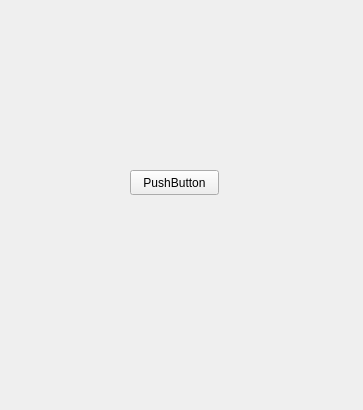
Above: interface/main.ui from PashaKopka/linux_bufer before the change. Below: the same form after it.
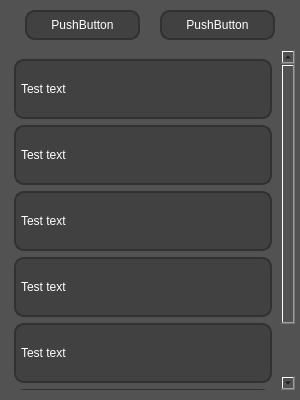
That is the form after the change.

Commit message: first normal interface and some refactoring

The edit to the form file:
```diff
--- a/interface/main.ui
+++ b/interface/main.ui
@@ -6,26 +6,453 @@
    <rect>
     <x>0</x>
     <y>0</y>
-    <width>363</width>
-    <height>410</height>
+    <width>300</width>
+    <height>400</height>
    </rect>
   </property>
+  <property name="minimumSize">
+   <size>
+    <width>300</width>
+    <height>400</height>
+   </size>
+  </property>
+  <property name="maximumSize">
+   <size>
+    <width>300</width>
+    <height>400</height>
+   </size>
+  </property>
   <property name="windowTitle">
    <string>Form</string>
   </property>
-  <widget class="QPushButton" name="pushButton">
-   <property name="geometry">
-    <rect>
-     <x>130</x>
-     <y>170</y>
-     <width>89</width>
-     <height>25</height>
-    </rect>
+  <property name="styleSheet">
+   <string notr="true">border: 1px solid #FFF;
+border-radius: 30px;
+background-color: #525252;</string>
+  </property>
+  <layout class="QVBoxLayout" name="verticalLayout">
+   <property name="spacing">
+    <number>0</number>
    </property>
-   <property name="text">
-    <string>PushButton</string>
+   <property name="leftMargin">
+    <number>0</number>
    </property>
-  </widget>
+   <property name="topMargin">
+    <number>0</number>
+   </property>
+   <property name="rightMargin">
+    <number>0</number>
+   </property>
+   <property name="bottomMargin">
+    <number>0</number>
+   </property>
+   <item>
+    <widget class="QFrame" name="frame">
+     <property name="styleSheet">
+      <string notr="true">background-color: #525252;
+border: 2 px solid #000;
+border-radius: 15px;</string>
+     </property>
+     <property name="frameShape">
+      <enum>QFrame::StyledPanel</enum>
+     </property>
+     <property name="frameShadow">
+      <enum>QFrame::Raised</enum>
+     </property>
+     <layout class="QVBoxLayout" name="verticalLayout_3">
+      <property name="spacing">
+       <number>10</number>
+      </property>
+      <property name="leftMargin">
+       <number>5</number>
+      </property>
+      <property name="topMargin">
+       <number>10</number>
+      </property>
+      <property name="rightMargin">
+       <number>5</number>
+      </property>
+      <property name="bottomMargin">
+       <number>10</number>
+      </property>
+      <item>
+       <layout class="QHBoxLayout" name="horizontalLayout">
+        <property name="spacing">
+         <number>20</number>
+        </property>
+        <property name="leftMargin">
+         <number>20</number>
+        </property>
+        <property name="rightMargin">
+         <number>20</number>
+        </property>
+        <item>
+         <widget class="QPushButton" name="pushButton_2">
+          <property name="minimumSize">
+           <size>
+            <width>0</width>
+            <height>30</height>
+           </size>
+          </property>
+          <property name="styleSheet">
+           <string notr="true">QPushButton{
+	border: 2px solid #313131;
+	color: #fff;
+	border-radius: 10px;
+	background-color: #414141;
+}
+
+QPushButton:hover{
+	border: 2px solid #08ffc8;
+}
+
+QPushButton:pressed{
+	background-color: #313131;
+	border: 2px solid #08ffc8;
+}</string>
+          </property>
+          <property name="text">
+           <string>PushButton</string>
+          </property>
+         </widget>
+        </item>
+        <item>
+         <widget class="QPushButton" name="pushButton">
+          <property name="minimumSize">
+           <size>
+            <width>0</width>
+            <height>30</height>
+           </size>
+          </property>
+          <property name="styleSheet">
+           <string notr="true">QPushButton{
+	border: 2px solid #313131;
+	color: #fff;
+	border-radius: 10px;
+	background-color: #414141;
+}
+
+QPushButton:hover{
+	border: 2px solid #08ffc8;
+}
+
+QPushButton:pressed{
+	background-color: #313131;
+	border: 2px solid #08ffc8;
+}</string>
+          </property>
+          <property name="text">
+           <string>PushButton</string>
+          </property>
+         </widget>
+        </item>
+       </layout>
+      </item>
+      <item>
+       <widget class="QScrollArea" name="scrollArea">
+        <property name="styleSheet">
+         <string notr="true">/* Vertical */
+QScrollBar:vertical{
+	border: none;
+	background-color: #313131;
+	width: 10px;
+	margin: 11px 0 11px 0; 
+	border-radius: 5px;
+}
+
+QScrollBar::handle:vertical{
+	background-color: #a39e9e;
+	min-height: 30px;
+	border-radius: 5px;
+}
+
+QScrollBar::handle:vertical:pressed{
+	background-color: #EAEAEA;
+}
+
+QScrollBar::sub-line:vertical{
+	width: 0;
+	height: 0;
+}
+
+QScrollBar::add-line:vertical{
+	width: 0;
+	height: 0;
+}</string>
+        </property>
+        <property name="widgetResizable">
+         <bool>true</bool>
+        </property>
+        <widget class="QWidget" name="scrollAreaWidgetContents">
+         <property name="geometry">
+          <rect>
+           <x>0</x>
+           <y>-70</y>
+           <width>280</width>
+           <height>408</height>
+          </rect>
+         </property>
+         <layout class="QVBoxLayout" name="verticalLayout_2">
+          <item>
+           <widget class="QPushButton" name="pasteObject1">
+            <property name="minimumSize">
+             <size>
+              <width>0</width>
+              <height>60</height>
+             </size>
+            </property>
+            <property name="cursor">
+             <cursorShape>ArrowCursor</cursorShape>
+            </property>
+            <property name="accessibleDescription">
+             <string/>
+            </property>
+            <property name="styleSheet">
+             <string notr="true">QPushButton{
+	border: 2px solid #313131;
+	color: #fff;
+	border-radius: 10px;
+	background-color: #414141;
+	text-align:left;
+	padding: 5px;
+	vertical-align: text-top;
+}
+
+QPushButton:hover{
+	border: 2px solid #08ffc8;
+}
+
+QPushButton:pressed{
+	background-color: #313131;
+	border: 2px solid #08ffc8;
+}</string>
+            </property>
+            <property name="text">
+             <string>Test text</string>
+            </property>
+            <property name="checkable">
+             <bool>true</bool>
+            </property>
+           </widget>
+          </item>
+          <item>
+           <widget class="QPushButton" name="pasteObject1_6">
+            <property name="minimumSize">
+             <size>
+              <width>0</width>
+              <height>60</height>
+             </size>
+            </property>
+            <property name="cursor">
+             <cursorShape>ArrowCursor</cursorShape>
+            </property>
+            <property name="accessibleDescription">
+             <string/>
+            </property>
+            <property name="styleSheet">
+             <string notr="true">QPushButton{
+	border: 2px solid #313131;
+	color: #fff;
+	border-radius: 10px;
+	background-color: #414141;
+	text-align:left;
+	padding: 5px;
+	vertical-align: text-top;
+}
+
+QPushButton:hover{
+	border: 2px solid #08ffc8;
+}
+
+QPushButton:pressed{
+	background-color: #313131;
+	border: 2px solid #08ffc8;
+}</string>
+            </property>
+            <property name="text">
+             <string>Test text</string>
+            </property>
+            <property name="checkable">
+             <bool>true</bool>
+            </property>
+           </widget>
+          </item>
+          <item>
+           <widget class="QPushButton" name="pasteObject1_4">
+            <property name="minimumSize">
+             <size>
+              <width>0</width>
+              <height>60</height>
+             </size>
+            </property>
+            <property name="cursor">
+             <cursorShape>ArrowCursor</cursorShape>
+            </property>
+            <property name="accessibleDescription">
+             <string/>
+            </property>
+            <property name="styleSheet">
+             <string notr="true">QPushButton{
+	border: 2px solid #313131;
+	color: #fff;
+	border-radius: 10px;
+	background-color: #414141;
+	text-align:left;
+	padding: 5px;
+	vertical-align: text-top;
+}
+
+QPushButton:hover{
+	border: 2px solid #08ffc8;
+}
+
+QPushButton:pressed{
+	background-color: #313131;
+	border: 2px solid #08ffc8;
+}</string>
+            </property>
+            <property name="text">
+             <string>Test text</string>
+            </property>
+            <property name="checkable">
+             <bool>true</bool>
+            </property>
+           </widget>
+          </item>
+          <item>
+           <widget class="QPushButton" name="pasteObject1_3">
+            <property name="minimumSize">
+             <size>
+              <width>0</width>
+              <height>60</height>
+             </size>
+            </property>
+            <property name="cursor">
+             <cursorShape>ArrowCursor</cursorShape>
+            </property>
+            <property name="accessibleDescription">
+             <string/>
+            </property>
+            <property name="styleSheet">
+             <string notr="true">QPushButton{
+	border: 2px solid #313131;
+	color: #fff;
+	border-radius: 10px;
+	background-color: #414141;
+	text-align:left;
+	padding: 5px;
+	vertical-align: text-top;
+}
+
+QPushButton:hover{
+	border: 2px solid #08ffc8;
+}
+
+QPushButton:pressed{
+	background-color: #313131;
+	border: 2px solid #08ffc8;
+}</string>
+            </property>
+            <property name="text">
+             <string>Test text</string>
+            </property>
+            <property name="checkable">
+             <bool>true</bool>
+            </property>
+           </widget>
+          </item>
+          <item>
+           <widget class="QPushButton" name="pasteObject1_5">
+            <property name="minimumSize">
+             <size>
+              <width>0</width>
+              <height>60</height>
+             </size>
+            </property>
+            <property name="cursor">
+             <cursorShape>ArrowCursor</cursorShape>
+            </property>
+            <property name="accessibleDescription">
+             <string/>
+            </property>
+            <property name="styleSheet">
+             <string notr="true">QPushButton{
+	border: 2px solid #313131;
+	color: #fff;
+	border-radius: 10px;
+	background-color: #414141;
+	text-align:left;
+	padding: 5px;
+	vertical-align: text-top;
+}
+
+QPushButton:hover{
+	border: 2px solid #08ffc8;
+}
+
+QPushButton:pressed{
+	background-color: #313131;
+	border: 2px solid #08ffc8;
+}</string>
+            </property>
+            <property name="text">
+             <string>Test text</string>
+            </property>
+            <property name="checkable">
+             <bool>true</bool>
+            </property>
+           </widget>
+          </item>
+          <item>
+           <widget class="QPushButton" name="pasteObject1_7">
+            <property name="minimumSize">
+             <size>
+              <width>0</width>
+              <height>60</height>
+             </size>
+            </property>
+            <property name="cursor">
+             <cursorShape>ArrowCursor</cursorShape>
+            </property>
+            <property name="accessibleDescription">
+             <string/>
+            </property>
+            <property name="styleSheet">
+             <string notr="true">QPushButton{
+	border: 2px solid #313131;
+	color: #fff;
+	border-radius: 10px;
+	background-color: #414141;
+	text-align:left;
+	padding: 5px;
+	vertical-align: text-top;
+}
+
+QPushButton:hover{
+	border: 2px solid #08ffc8;
+}
+
+QPushButton:pressed{
+	background-color: #313131;
+	border: 2px solid #08ffc8;
+}</string>
+            </property>
+            <property name="text">
+             <string>Test text</string>
+            </property>
+            <property name="checkable">
+             <bool>true</bool>
+            </property>
+           </widget>
+          </item>
+         </layout>
+        </widget>
+       </widget>
+      </item>
+     </layout>
+    </widget>
+   </item>
+  </layout>
  </widget>
  <resources/>
  <connections/>
```
The commit also changes 4 other files.
